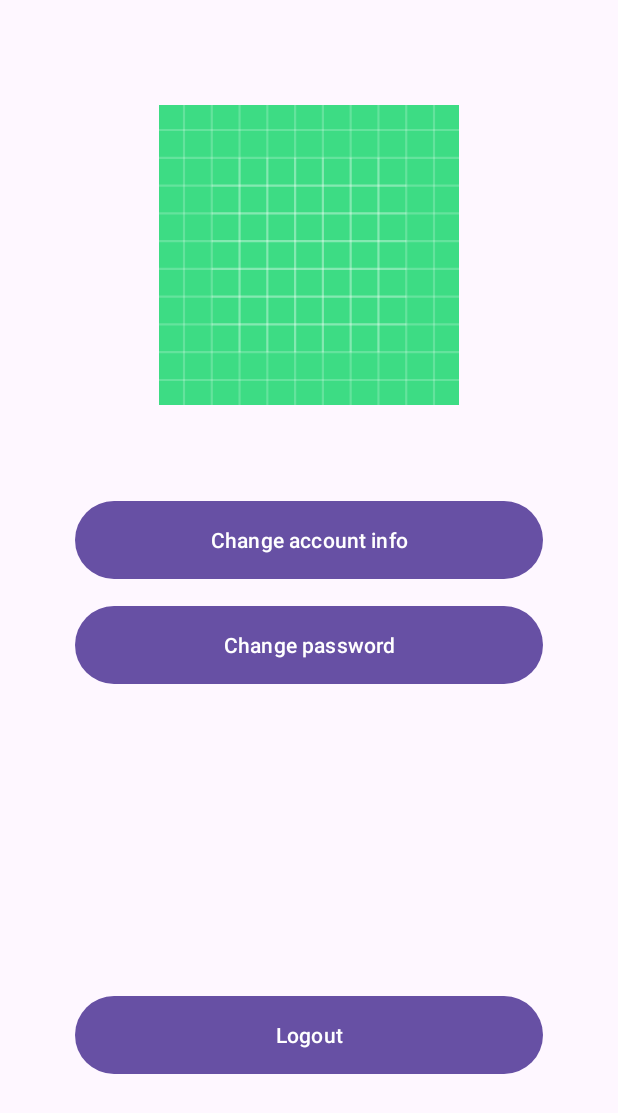
After one commit to trantan66/PBL5_Android, an Android app: the ProfileActivity screen opened directly, with no data from a screen before it, on a phone screen of 412 x 824 dp. The commit adds this screen. Shown: the top 1113 px of the screen. Run offline under Robolectric (Android 15) with nearby library versions, the phone set to English and light mode, and no system bars; our stand-ins replace Firebase (no records; nobody signed in at launch, a user with empty details on screens opened directly); libraries missing offline, so code that uses them is left out: com.orhanobut.dialogplus.

Commit message:
Profile, changeInfo, changePassword

```diff
--- a/app/build.gradle.kts
+++ b/app/build.gradle.kts
@@ -49,4 +49,6 @@ dependencies {
     implementation ("org.tensorflow:tensorflow-lite-gpu:2.14.0")
     implementation ("org.tensorflow:tensorflow-lite-support:0.4.4")
     implementation ("org.tensorflow:tensorflow-lite-metadata:0.4.4")
+
+    implementation ("com.orhanobut:dialogplus:1.11@aar")
 }
--- a/app/src/main/java/com/midterm/firebasetest/MainActivity.java
+++ b/app/src/main/java/com/midterm/firebasetest/MainActivity.java
@@ -89,6 +89,8 @@ public class MainActivity extends AppCompatActivity {
                     if(passwordFromDB.equals(password)){
                         txtUsername.setError(null);
                         Intent intent = new Intent(MainActivity.this, DetectPage.class);
+                        intent.putExtra("USERNAME", username);
+                        intent.putExtra("PASSWORD", password);
                         startActivity(intent);
                     }else{
                         txtPassword.setError("Username or password is wrong");
--- a/app/src/main/java/com/midterm/firebasetest/Search.java
+++ b/app/src/main/java/com/midterm/firebasetest/Search.java
@@ -3,7 +3,6 @@ package com.midterm.firebasetest;
 import android.os.Bundle;
 import android.view.Menu;
 import android.view.MenuItem;
-import android.widget.EditText;
 import android.widget.SearchView;
 
 import androidx.annotation.Nullable;
@@ -24,6 +23,7 @@ public class Search extends AppCompatActivity {
         setSupportActionBar(findViewById(R.id.main_toolbar));
         rvView = findViewById(R.id.rv_view);
         rvView.setLayoutManager(new LinearLayoutManager(this));
+
         FirebaseRecyclerOptions<SearchModel> options =
                 new FirebaseRecyclerOptions.Builder<SearchModel>()
                         .setQuery(FirebaseDatabase.getInstance().getReference().child("dataset"), SearchModel.class)
@@ -31,7 +31,6 @@ public class Search extends AppCompatActivity {
         searchAdapter = new SearchAdapter(options);
 
         rvView.setAdapter(searchAdapter);
-
     }
 
     @Override
--- /dev/null
+++ b/app/src/main/res/layout/activity_profile.xml
@@ -0,0 +1,52 @@
+<?xml version="1.0" encoding="utf-8"?>
+<androidx.constraintlayout.widget.ConstraintLayout xmlns:android="http://schemas.android.com/apk/res/android"
+    xmlns:app="http://schemas.android.com/apk/res-auto"
+    xmlns:tools="http://schemas.android.com/tools"
+    android:layout_width="match_parent"
+    android:layout_height="match_parent"
+    tools:context=".ProfileActivity">
+
+    <LinearLayout
+        android:layout_width="match_parent"
+        android:layout_height="match_parent"
+        android:orientation="vertical">
+
+        <ImageView
+            android:id="@+id/img_Avt"
+            android:layout_width="200dp"
+            android:layout_height="200dp"
+            android:layout_gravity="center_horizontal"
+            android:background="@drawable/ic_launcher_background"
+            android:layout_marginTop="70dp"/>
+
+        <Button
+            android:id="@+id/btn_changeinfo"
+            android:layout_width="match_parent"
+            android:layout_height="60dp"
+            android:layout_marginTop="60dp"
+            android:layout_marginLeft="50dp"
+            android:layout_marginRight="50dp"
+            android:text="Change account info"/>
+        <Button
+            android:id="@+id/btn_changepassword"
+            android:layout_width="match_parent"
+            android:layout_height="60dp"
+            android:layout_marginTop="10dp"
+            android:layout_marginLeft="50dp"
+            android:layout_marginRight="50dp"
+            android:text="Change password"/>
+
+        <Button
+            android:id="@+id/btn_logout"
+            android:layout_width="match_parent"
+            android:layout_height="60dp"
+            android:layout_marginTop="200dp"
+            android:layout_marginLeft="50dp"
+            android:layout_marginRight="50dp"
+            android:layout_alignParentBottom="true"
+            android:text="Logout"/>
+
+    </LinearLayout>
+
+
+</androidx.constraintlayout.widget.ConstraintLayout>
--- a/app/src/main/res/layout/login_page.xml
+++ b/app/src/main/res/layout/login_page.xml
@@ -37,6 +37,7 @@
             android:id="@+id/txt_username"
             android:layout_width="match_parent"
             android:layout_height="wrap_content"
+            android:text="user1"
             android:layout_marginLeft="20dp"
             android:layout_marginRight="20dp"
             />
@@ -53,6 +54,7 @@
             android:id="@+id/txt_password"
             android:layout_width="match_parent"
             android:layout_height="wrap_content"
+            android:text="1"
             android:layout_marginLeft="20dp"
             android:layout_marginRight="20dp"
             />
```
Also changed, not shown: app/src/main/AndroidManifest.xml (+17 -9 lines), app/src/main/java/com/midterm/firebasetest/DetectPage.java (+15 -1 lines), app/src/main/java/com/midterm/firebasetest/ProfileActivity.java (added, +252 -0 lines), app/src/main/java/com/midterm/firebasetest/Result.java (+38 -5 lines), app/src/main/java/com/midterm/firebasetest/SearchAdapter.java (+49 -1 lines), app/src/main/java/com/midterm/firebasetest/SearchModel.java (+38 -4 lines), app/src/main/res/layout/detect_page.xml (+9 -5 lines), app/src/main/res/layout/result_page.xml (+14 -4 lines), app/src/main/res/layout/search_item.xml (+6 -4 lines).
